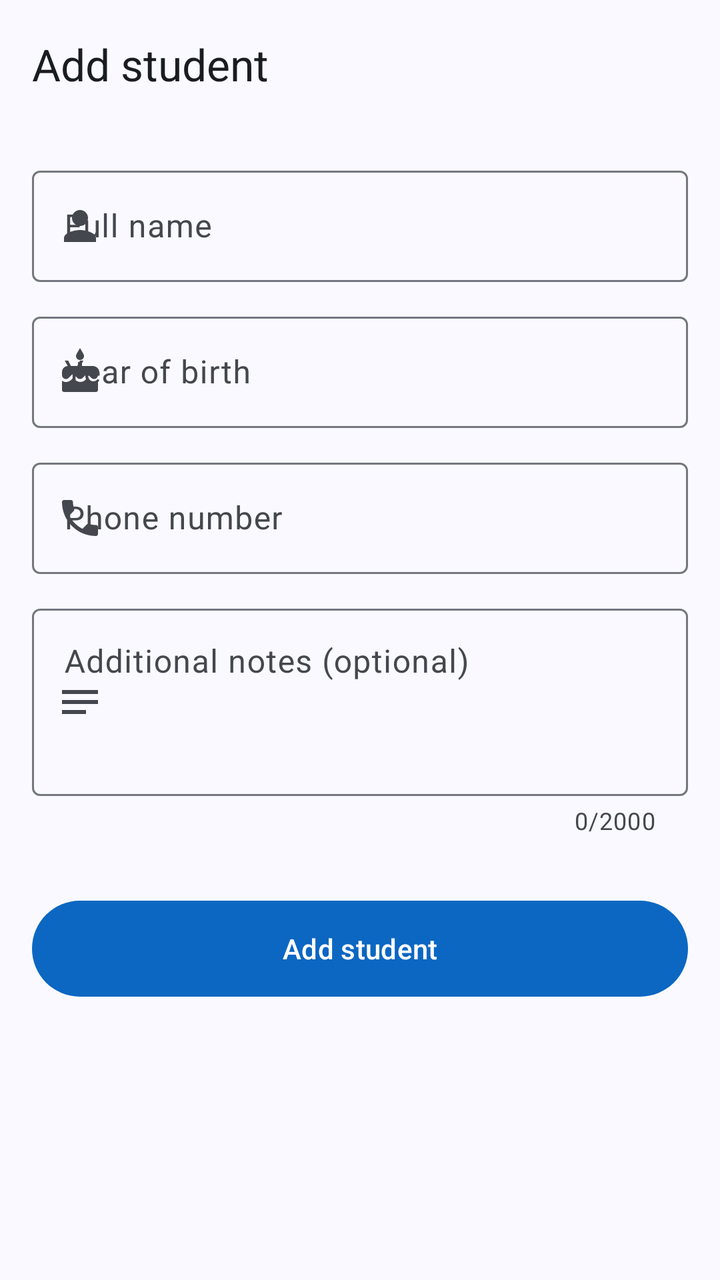
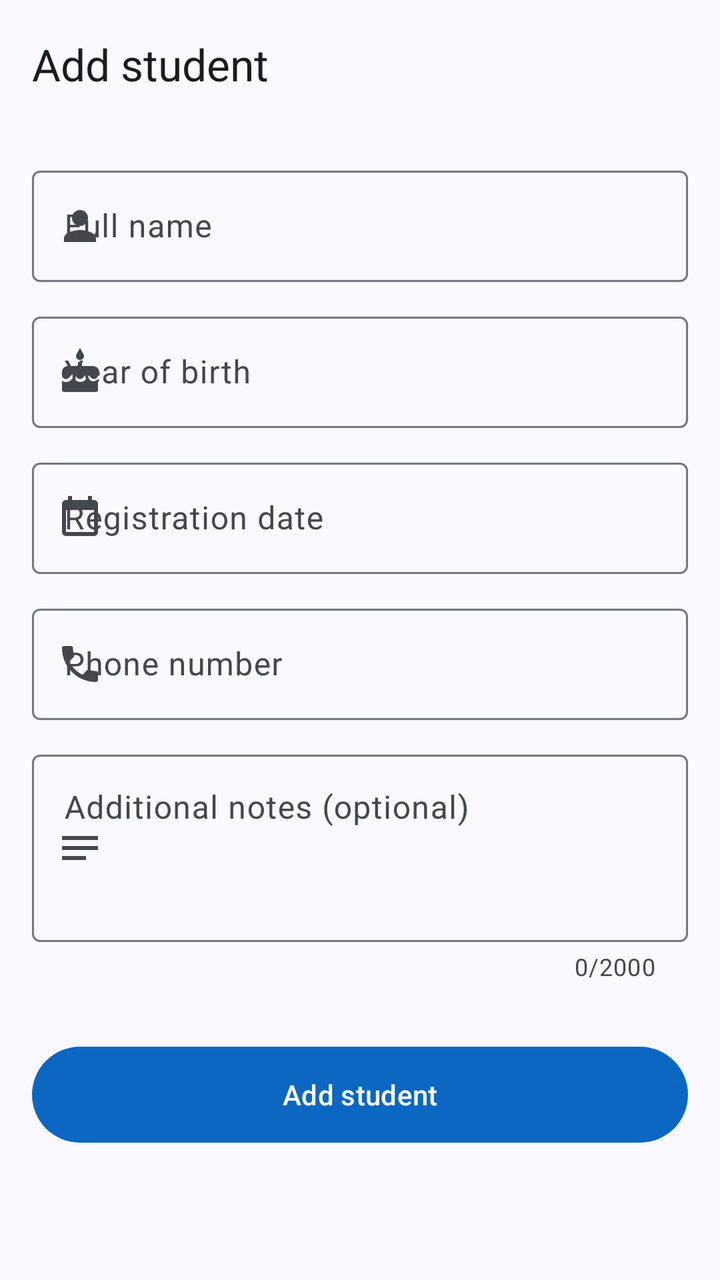

The first picture is an Android layout as it rendered before a commit; the second is the same layout after the commit. The layout source and the unified diff follow.
<!-- AndroidManifest.xml: application theme Theme.TalibPay -->
<!-- res/layout/activity_add.xml -->
<?xml version="1.0" encoding="utf-8"?>
<androidx.coordinatorlayout.widget.CoordinatorLayout xmlns:android="http://schemas.android.com/apk/res/android"
    xmlns:app="http://schemas.android.com/apk/res-auto"
    android:id="@+id/main"
    android:layout_width="match_parent"
    android:layout_height="match_parent">

    <com.google.android.material.appbar.AppBarLayout
        android:layout_width="match_parent"
        android:layout_height="wrap_content"
        android:fitsSystemWindows="true">

        <com.google.android.material.appbar.MaterialToolbar
            android:id="@+id/toolbar"
            android:layout_width="match_parent"
            android:layout_height="?attr/actionBarSize"
            app:title="@string/add_student" />
    </com.google.android.material.appbar.AppBarLayout>

    <androidx.core.widget.NestedScrollView
        android:layout_width="match_parent"
        android:layout_height="match_parent"
        app:layout_behavior="@string/appbar_scrolling_view_behavior">

        <androidx.constraintlayout.widget.ConstraintLayout
            android:layout_width="match_parent"
            android:layout_height="wrap_content">

            <LinearLayout
                android:layout_width="0dp"
                android:layout_height="wrap_content"
                android:orientation="vertical"
                android:padding="@dimen/screen_padding"
                app:layout_constraintEnd_toEndOf="parent"
                app:layout_constraintStart_toStartOf="parent"
                app:layout_constraintTop_toTopOf="parent"
                app:layout_constraintWidth_max="@dimen/form_max_width">

                <com.google.android.material.textfield.TextInputLayout
                    style="@style/Widget.TalibPay.TextField"
                    android:hint="@string/full_name"
                    app:startIconDrawable="@drawable/ic_person">

                    <com.google.android.material.textfield.TextInputEditText
                        android:id="@+id/edtStudentName"
                        android:layout_width="match_parent"
                        android:layout_height="wrap_content"
                        android:imeOptions="actionNext"
                        android:inputType="textPersonName|textCapWords"
                        android:maxLength="200" />
                </com.google.android.material.textfield.TextInputLayout>

                <com.google.android.material.textfield.TextInputLayout
                    style="@style/Widget.TalibPay.TextField"
                    android:hint="@string/year_of_birth"
                    app:startIconDrawable="@drawable/ic_cake">

                    <com.google.android.material.textfield.TextInputEditText
                        android:id="@+id/edtBirthYear"
                        android:layout_width="match_parent"
                        android:layout_height="wrap_content"
                        android:cursorVisible="false"
                        android:focusable="false"
                        android:inputType="none" />
                </com.google.android.material.textfield.TextInputLayout>

                <com.google.android.material.textfield.TextInputLayout
                    style="@style/Widget.TalibPay.TextField"
                    android:hint="@string/phone_number"
                    app:startIconDrawable="@drawable/ic_phone">

                    <com.google.android.material.textfield.TextInputEditText
                        android:id="@+id/edtPhoneNumber"
                        android:layout_width="match_parent"
                        android:layout_height="wrap_content"
                        android:imeOptions="actionNext"
                        android:inputType="phone"
                        android:maxLength="30"
                        android:textDirection="ltr" />
                </com.google.android.material.textfield.TextInputLayout>

                <com.google.android.material.textfield.TextInputLayout
                    style="@style/Widget.TalibPay.TextField"
                    android:hint="@string/additional_notes_optional"
                    app:counterEnabled="true"
                    app:counterMaxLength="2000"
                    app:startIconDrawable="@drawable/ic_notes">

                    <com.google.android.material.textfield.TextInputEditText
                        android:id="@+id/edtNotes"
                        android:layout_width="match_parent"
                        android:layout_height="wrap_content"
                        android:gravity="top|start"
                        android:inputType="textMultiLine|textCapSentences"
                        android:maxLength="2000"
                        android:minLines="3" />
                </com.google.android.material.textfield.TextInputLayout>

                <com.google.android.material.button.MaterialButton
                    android:id="@+id/btnAddStudent"
                    style="@style/Widget.TalibPay.Button"
                    android:layout_width="match_parent"
                    android:layout_height="wrap_content"
                    android:layout_marginTop="16dp"
                    android:text="@string/add_student" />
            </LinearLayout>
        </androidx.constraintlayout.widget.ConstraintLayout>
    </androidx.core.widget.NestedScrollView>
</androidx.coordinatorlayout.widget.CoordinatorLayout>
<!-- resources referenced by this layout -->
<resources>
  <dimen name="form_max_width">480dp</dimen>
  <dimen name="screen_padding">16dp</dimen>
  <string name="add_student">Add student</string>
  <string name="additional_notes_optional">Additional notes (optional)</string>
  <string name="full_name">Full name</string>
  <string name="phone_number">Phone number</string>
  <string name="year_of_birth">Year of birth</string>
  <style name="Widget.TalibPay.Button" parent="Widget.Material3.Button">
          <item name="android:minHeight">56dp</item>
          <item name="android:textAppearance">@style/TextAppearance.Material3.LabelLarge</item>
      </style>
  <style name="Widget.TalibPay.TextField" parent="Widget.Material3.TextInputLayout.OutlinedBox">
          <item name="android:layout_width">match_parent</item>
          <item name="android:layout_height">wrap_content</item>
          <item name="android:layout_marginBottom">@dimen/field_spacing</item>
      </style>
  <style name="Theme.TalibPay" parent="Base.Theme.TalibPay" />
  <dimen name="field_spacing">12dp</dimen>
  <color name="md_primary">#0B67C2</color>
  <color name="md_on_primary">#FFFFFF</color>
  <color name="md_primary_container">#D6E3FF</color>
  <color name="md_on_primary_container">#001B3D</color>
  <color name="md_inverse_primary">#A9C7FF</color>
  <color name="md_secondary">#545F71</color>
  <color name="md_on_secondary">#FFFFFF</color>
  <color name="md_secondary_container">#D8E3F8</color>
  <color name="md_on_secondary_container">#111C2B</color>
  <color name="md_tertiary">#006B5F</color>
  <color name="md_on_tertiary">#FFFFFF</color>
  <color name="md_tertiary_container">#9EF2E2</color>
  <color name="md_on_tertiary_container">#00201C</color>
  <color name="md_error">#BA1A1A</color>
  <color name="md_on_error">#FFFFFF</color>
  <color name="md_error_container">#FFDAD6</color>
  <color name="md_on_error_container">#410002</color>
  <color name="md_background">#F9F9FF</color>
  <color name="md_on_background">#191C20</color>
  <color name="md_surface">#F9F9FF</color>
  <color name="md_on_surface">#191C20</color>
  <color name="md_surface_variant">#E0E2EC</color>
  <color name="md_on_surface_variant">#44474E</color>
  <color name="md_outline">#74777F</color>
  <color name="md_outline_variant">#C4C6D0</color>
  <color name="md_surface_container_lowest">#FFFFFF</color>
  <color name="md_surface_container_low">#F3F3FA</color>
  <color name="md_surface_container">#EDEDF4</color>
  <color name="md_surface_container_high">#E7E8EE</color>
  <color name="md_surface_container_highest">#E2E2E9</color>
  <color name="md_inverse_surface">#2E3036</color>
  <color name="md_inverse_on_surface">#F0F0F7</color>
  <style name="Widget.TalibPay.Card" parent="Widget.Material3.CardView.Filled">
          <item name="cardBackgroundColor">?attr/colorSurfaceContainerLow</item>
          <item name="shapeAppearance">@style/ShapeAppearance.TalibPay.Large</item>
      </style>
  <style name="Widget.TalibPay.Toolbar" parent="Widget.Material3.Toolbar.Surface">
          <item name="titleTextAppearance">@style/TextAppearance.Material3.TitleLarge</item>
      </style>
  <style name="ShapeAppearance.TalibPay.Large" parent="">
          <item name="cornerFamily">rounded</item>
          <item name="cornerSize">20dp</item>
      </style>
  <!-- unchanged entries left out for length: 5 -->
</resources>

<!-- the commit's change to res/layout/activity_add.xml (unified diff, before → after) -->
@@ -64,6 +64,21 @@
                         android:inputType="none" />
                 </com.google.android.material.textfield.TextInputLayout>
 
+                
+                <com.google.android.material.textfield.TextInputLayout
+                    style="@style/Widget.TalibPay.TextField"
+                    android:hint="@string/registration_date"
+                    app:startIconDrawable="@drawable/ic_calendar">
+
+                    <com.google.android.material.textfield.TextInputEditText
+                        android:id="@+id/edtRegistrationDate"
+                        android:layout_width="match_parent"
+                        android:layout_height="wrap_content"
+                        android:cursorVisible="false"
+                        android:focusable="false"
+                        android:inputType="none" />
+                </com.google.android.material.textfield.TextInputLayout>
+
                 <com.google.android.material.textfield.TextInputLayout
                     style="@style/Widget.TalibPay.TextField"
                     android:hint="@string/phone_number"
<!-- resource entries referenced after the edit -->
@@ -2,10 +2,22 @@
 <resources>
   <dimen name="form_max_width">480dp</dimen>
   <dimen name="screen_padding">16dp</dimen>
+  <!-- drawable ic_calendar (drawable) -->
+  <vector xmlns:android="http://schemas.android.com/apk/res/android"
+      android:width="24dp"
+      android:height="24dp"
+      android:tint="?attr/colorControlNormal"
+      android:viewportWidth="24"
+      android:viewportHeight="24">
+      <path
+          android:fillColor="@android:color/white"
+          android:pathData="M19,3h-1V1h-2v2H8V1H6v2H5c-1.11,0 -1.99,0.9 -1.99,2L3,19c0,1.1 0.89,2 2,2h14c1.1,0 2,-0.9 2,-2V5c0,-1.1 -0.9,-2 -2,-2zM19,19H5V8h14v11z" />
+  </vector>
   <string name="add_student">Add student</string>
   <string name="additional_notes_optional">Additional notes (optional)</string>
   <string name="full_name">Full name</string>
   <string name="phone_number">Phone number</string>
+  <string name="registration_date">Registration date</string>
   <string name="year_of_birth">Year of birth</string>
   <style name="Widget.TalibPay.Button" parent="Widget.Material3.Button">
           <item name="android:minHeight">56dp</item>
